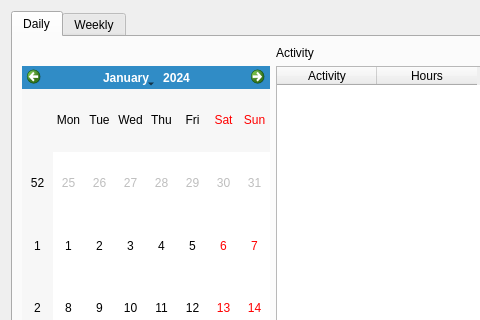
Before: the Qt Designer form ui/history.ui in Narfinger/qamster, drawn with Qt 5; both pictures show x 0 to 480 and y 0 to 320 of the 805 by 575 pixel window.
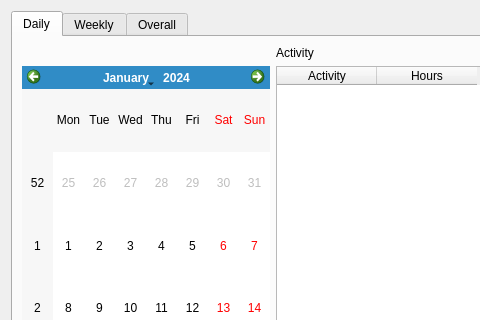
After: the same form once the commit is applied.

Commit message: first draft at history is working now

Patch:
```diff
--- a/ui/history.ui
+++ b/ui/history.ui
@@ -79,6 +79,11 @@
        <string>Weekly</string>
       </attribute>
      </widget>
+     <widget class="QWidget" name="tab_3">
+      <attribute name="title">
+       <string>Overall</string>
+      </attribute>
+     </widget>
     </widget>
    </item>
    <item row="1" column="0">
```
Left out of the diff: 6 changed lines with no effect on the pictures. The commit also changes 2 other files.
